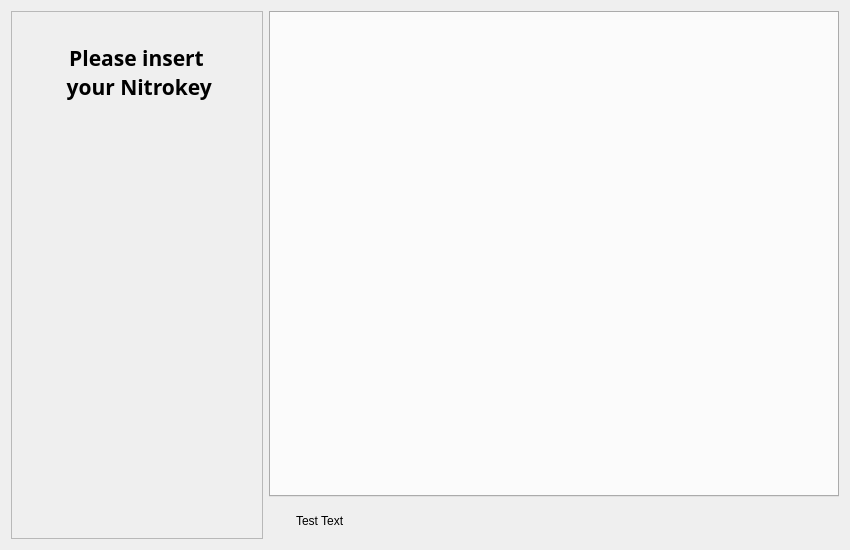
The window that nitrokeyapp/ui/mainwindow.ui (Nitrokey/nitrokey-app2) describes before a commit, drawn with Qt 5.
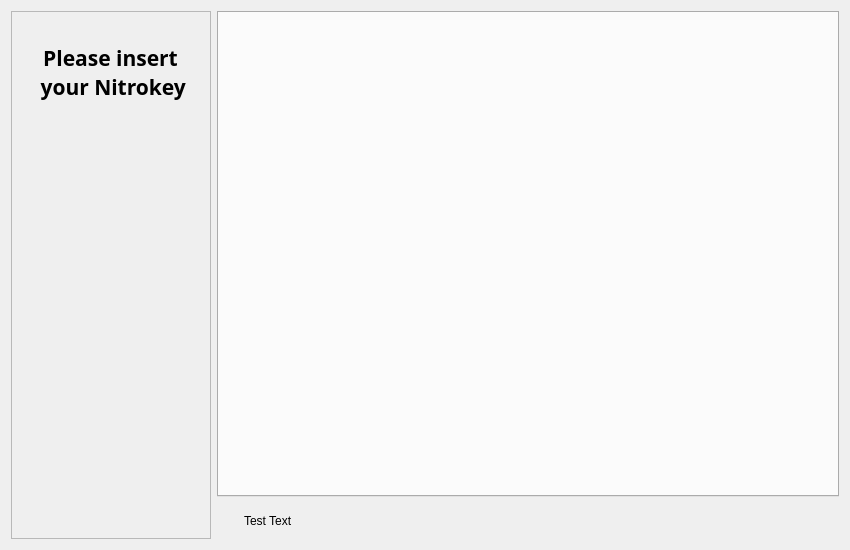
The same window after the commit. Icons and pictures are not drawn.

Commit message: introduce compact mode on selected device

```diff
--- a/nitrokeyapp/ui/mainwindow.ui
+++ b/nitrokeyapp/ui/mainwindow.ui
@@ -146,6 +146,12 @@
        <enum>QFrame::Raised</enum>
       </property>
       <layout class="QVBoxLayout" name="verticalLayout_2">
+       <property name="leftMargin">
+        <number>9</number>
+       </property>
+       <property name="rightMargin">
+        <number>9</number>
+       </property>
        <item alignment="Qt::AlignHCenter">
         <widget class="QLabel" name="main_logo">
          <property name="sizePolicy">
@@ -241,6 +247,15 @@
        <item>
         <widget class="QWidget" name="btn_box" native="true">
          <layout class="QHBoxLayout" name="horizontalLayout">
+          <property name="spacing">
+           <number>0</number>
+          </property>
+          <property name="leftMargin">
+           <number>0</number>
+          </property>
+          <property name="rightMargin">
+           <number>0</number>
+          </property>
           <item>
            <widget class="QPushButton" name="btn_home">
             <property name="sizePolicy">
@@ -251,7 +266,7 @@
             </property>
             <property name="minimumSize">
              <size>
-              <width>100</width>
+              <width>48</width>
               <height>0</height>
              </size>
             </property>
@@ -295,7 +310,7 @@
             </property>
            </widget>
           </item>
-          <item>
+          <item alignment="Qt::AlignHCenter">
            <widget class="QPushButton" name="btn_dial_help">
             <property name="sizePolicy">
              <sizepolicy hsizetype="Preferred" vsizetype="Fixed">
@@ -305,7 +320,7 @@
             </property>
             <property name="minimumSize">
              <size>
-              <width>100</width>
+              <width>48</width>
               <height>0</height>
              </size>
             </property>
```
Left out of the diff: 4 changed lines with no effect on the pictures. The commit also changes 2 other files.
